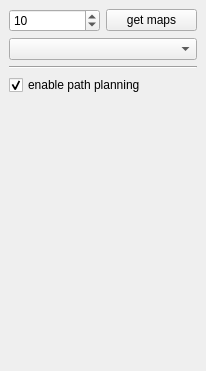
The window that include/topo/UI/dockrealtime.ui (StumboEugen/topology_map) describes before a commit, drawn with Qt 5.
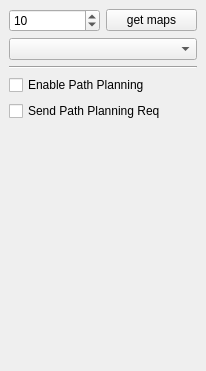
The same window after the commit.

Diff of the .ui file:
```diff
--- a/include/topo/UI/dockrealtime.ui
+++ b/include/topo/UI/dockrealtime.ui
@@ -52,10 +52,14 @@
     <item>
      <widget class="QCheckBox" name="cbEnablePathPlanning">
       <property name="text">
-       <string>enable path planning</string>
+       <string>Enable Path Planning</string>
       </property>
-      <property name="checked">
-       <bool>true</bool>
+     </widget>
+    </item>
+    <item>
+     <widget class="QCheckBox" name="cbSendPlanningReq">
+      <property name="text">
+       <string>Send Path Planning Req</string>
       </property>
      </widget>
     </item>
```
